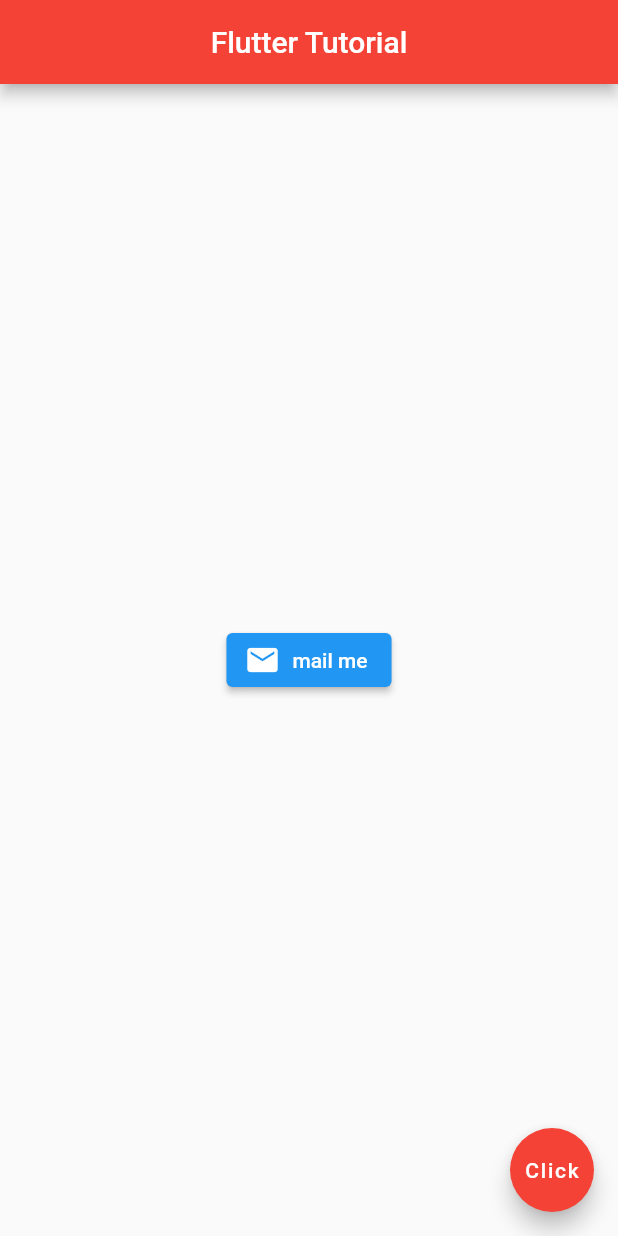
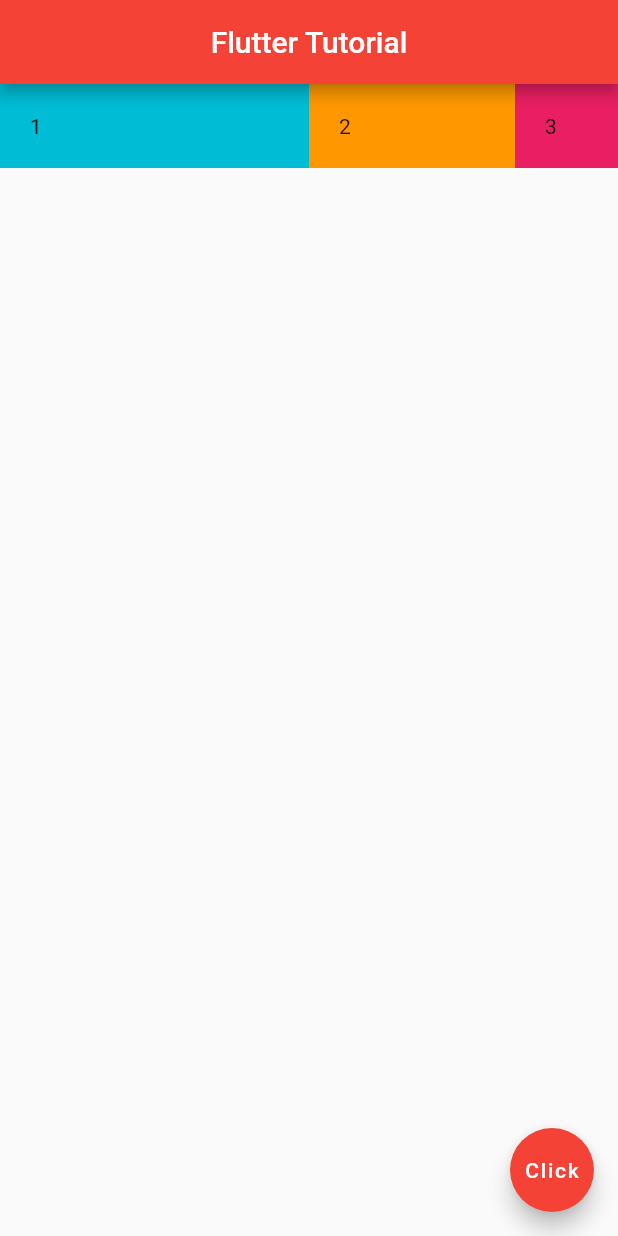
Before and after one commit to Zane97/flutter_tut, a Flutter app: the screen it shows after launch, on a phone screen of 412 x 824 dp. Run offline on Flutter 3.47's test engine with Material 2 defaults, Android fonts, the phone set to English and light mode, and no system bars.

Commit message:
Finished tutorial 14 of the net ninja series.

```diff
--- a/lib/main.dart
+++ b/lib/main.dart
@@ -18,27 +18,35 @@ class Home extends StatelessWidget {
         backgroundColor: Colors.red,
       ),
 
-      body: Center(
-        child: ElevatedButton.icon(
-          onPressed: (){
-            print("hello");
-          } ,
-          icon: Icon(
-            Icons.mail
+      body: Row(
+
+
+        children: [
+          Expanded(
+            flex: 3,
+            child: Container(
+              padding: EdgeInsets.all(20.0),
+              color: Colors.cyan,
+              child: Text("1"),
+            ),
           ),
-          label: Text("mail me"),
-        )
-
-       // Image.asset('assets/space1.jpg')
-       // Text(
-       //     "Hello world",
-       //     style: TextStyle(
-       //       fontSize: 30.0,
-       //       fontWeight: FontWeight.bold,
-       //       letterSpacing: 2.0,
-       //       color: Colors.grey[600],
-       //       fontFamily: "ReenieBeanie",
-       //
+          Expanded(
+            flex: 2,
+            child: Container(
+              padding: EdgeInsets.all(20.0),
+              color: Colors.orange,
+              child: Text("2"),
+            ),
+          ),
+          Expanded(
+            flex: 1,
+            child: Container(
+              padding: EdgeInsets.all(20.0),
+              color: Colors.pink,
+              child: Text("3"),
+            ),
+          ),
+        ],
       ),
 
       floatingActionButton: FloatingActionButton(
```
